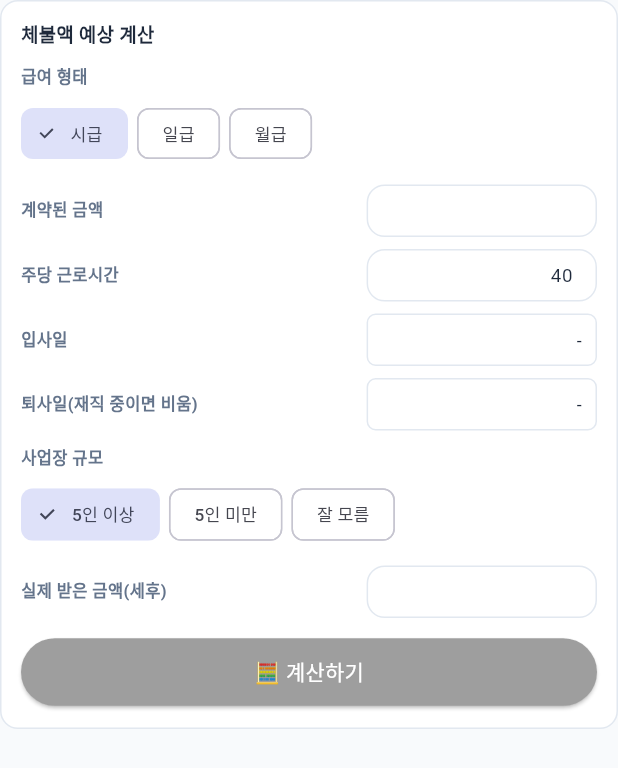
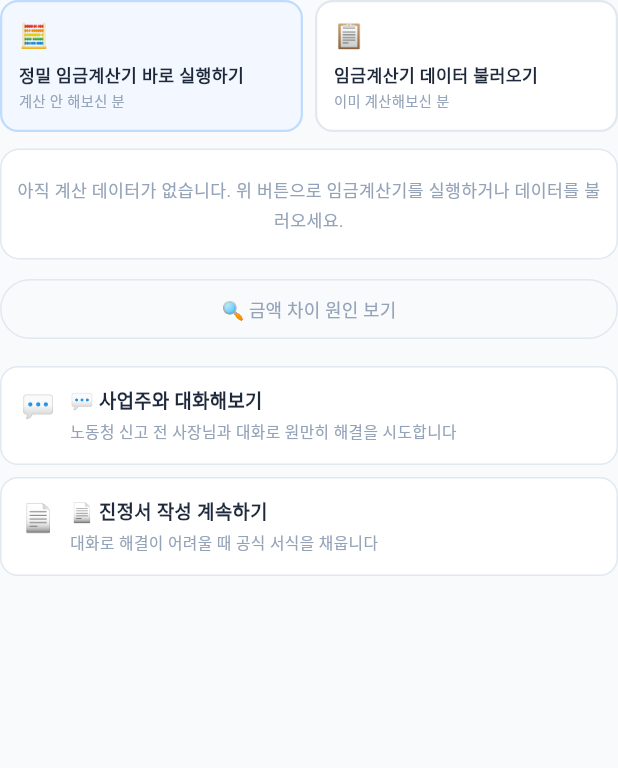
Before and after one commit to Google-Ajou-CapstoneDesign/Suwon_multiculturalism_v2, a Flutter app: the WageCalcSection widget shown alone on an empty page, opened directly with empty values, on a phone screen of 412 x 824 dp. Shown: the top 768 px of the screen. Run offline on Flutter 3.47's test engine with Material 3 defaults, Android fonts, the phone set to English and light mode, and no system bars; our stand-ins replace firebase_auth, firebase_core, flutter_markdown_plus, google_sign_in, pdf, printing; accounts and stored records are empty; network calls fail; statements that could not run were skipped.

Commit message:
feat: 임금체불 2단계 수정

```diff
--- a/frontend/lib/features/navigator_flow/screens/navigator_flow_screen.dart
+++ b/frontend/lib/features/navigator_flow/screens/navigator_flow_screen.dart
@@ -496,7 +496,6 @@ class _NavigatorFlowScreenState extends State<NavigatorFlowScreen> {
         WageCalcBlock() => WageCalcSection(
           scratch: _wageScratch,
           lang: lang,
-          accentColor: _accentColor,
           onAdvance: _next,
         ),
         // 임금 플로우에선 쓰이지 않는 블록.
--- a/frontend/lib/features/navigator_flow/widgets/wage_calc_section.dart
+++ b/frontend/lib/features/navigator_flow/widgets/wage_calc_section.dart
@@ -5,63 +5,52 @@ import '../../../common/widgets/rich_note.dart';
 import '../../../core/app_language.dart';
 import '../../../theme/app_colors.dart';
 import '../../wage_calculator/models/wage_diagnosis.dart';
+import '../../wage_calculator/screens/wage_calculator_screen.dart';
 import '../controllers/wage_calc_scratch_controller.dart';
 import '../models/flow_block.dart' show NoticeTone;
 import 'flow_content_blocks.dart' show NoticeBox;
 
-const _sectionTitle = L10nText(
-  ko: '체불액 예상 계산',
-  en: 'Estimate the unpaid amount',
-  zh: '预估欠薪金额',
-  vi: 'Ước tính số tiền bị nợ',
+const _calcRunTitle = L10nText(
+  ko: '정밀 임금계산기 바로 실행하기',
+  en: 'Run the precise calculator',
+  zh: '立即运行精密工资计算器',
+  vi: 'Chạy máy tính lương chính xác',
 );
-const _payTypeLabel = L10nText(
-  ko: '급여 형태',
-  en: 'Pay type',
-  zh: '薪资形式',
-  vi: 'Hình thức lương',
+const _calcRunSubtitle = L10nText(
+  ko: '계산 안 해보신 분',
+  en: "Haven't calculated yet",
+  zh: '尚未计算过',
+  vi: 'Nếu bạn chưa tính',
 );
-const _payLabel = L10nText(
-  ko: '계약된 금액',
-  en: 'Contracted amount',
-  zh: '约定金额',
-  vi: 'Số tiền theo hợp đồng',
+const _calcLoadTitle = L10nText(
+  ko: '임금계산기 데이터 불러오기',
+  en: 'Load calculator data',
+  zh: '导入工资计算器数据',
+  vi: 'Tải dữ liệu máy tính lương',
 );
-const _weekHoursLabel = L10nText(
-  ko: '주당 근로시간',
-  en: 'Weekly hours',
-  zh: '每周工作时长',
-  vi: 'Giờ làm mỗi tuần',
+const _calcLoadSubtitle = L10nText(
+  ko: '이미 계산해보신 분',
+  en: 'Already calculated',
+  zh: '已经计算过',
+  vi: 'Nếu bạn đã tính rồi',
 );
-const _hireDateLabel = L10nText(
-  ko: '입사일',
-  en: 'Hire date',
-  zh: '入职日',
-  vi: 'Ngày vào làm',
+const _calcAlreadyLoadedToast = L10nText(
+  ko: '이미 최신 계산 데이터를 사용 중입니다',
+  en: 'Already using your latest calculation',
+  zh: '已在使用最新的计算数据',
+  vi: 'Đang dùng dữ liệu tính toán mới nhất',
 );
-const _leaveDateLabel = L10nText(
-  ko: '퇴사일(재직 중이면 비움)',
-  en: 'Leave date (blank if still working)',
-  zh: '离职日（在职留空）',
-  vi: 'Ngày nghỉ (bỏ trống nếu còn làm)',
+const _calcNotYetAvailableToast = L10nText(
+  ko: '아직 계산한 데이터가 없습니다. 위 버튼으로 정밀 임금계산기를 먼저 실행해주세요.',
+  en: 'No calculation yet. Please run the precise calculator with the button above first.',
+  zh: '尚无计算数据，请先用上方按钮运行精密工资计算器。',
+  vi: 'Chưa có dữ liệu tính toán. Hãy chạy máy tính lương chính xác bằng nút bên trên trước.',
 );
-const _sizeLabel = L10nText(
-  ko: '사업장 규모',
-  en: 'Workplace size',
-  zh: '单位规模',
-  vi: 'Quy mô cơ sở',
-);
-const _receivedLabel = L10nText(
-  ko: '실제 받은 금액(세후)',
-  en: 'Amount actually received (after tax)',
-  zh: '实际到账金额（税后）',
-  vi: 'Số tiền thực nhận (sau thuế)',
-);
-const _calcButtonLabel = L10nText(
-  ko: '🧮 계산하기',
-  en: '🧮 Calculate',
-  zh: '🧮 计算',
-  vi: '🧮 Tính toán',
+const _reportEmptyText = L10nText(
+  ko: '아직 계산 데이터가 없습니다. 위 버튼으로 임금계산기를 실행하거나 데이터를 불러오세요.',
+  en: 'No calculation yet. Use the buttons above to run the calculator or load your data.',
+  zh: '尚无计算数据，请用上方按钮运行计算器或导入数据。',
+  vi: 'Chưa có dữ liệu tính toán. Hãy dùng nút bên trên để chạy máy tính hoặc tải dữ liệu.',
 );
 const _expectedLabel = L10nText(
   ko: '법정 예상 실수령액(세후)',
@@ -183,6 +172,12 @@ const _viewKoreanLabel = L10nText(
   zh: '🇰🇷 查看韩语版',
   vi: '🇰🇷 Xem bằng tiếng Hàn',
 );
+const _amtPlaceholder = L10nText(
+  ko: '(임금계산기로 먼저 확인해주세요)',
+  en: '(please check with the wage calculator first)',
+  zh: '（请先用工资计算器确认）',
+  vi: '(hãy kiểm tra bằng máy tính lương trước)',
+);
 const _dontSignTitle = L10nText(
   ko: '⚠ 돈을 받기 전에는 서명하지 마세요',
   en: '⚠ Do not sign anything before you are paid',
@@ -196,79 +191,55 @@ const _dontSignBody = L10nText(
   vi: "Tuyệt đối đừng ký 'thỏa thuận' hay 'đơn rút' trước khi tiền thực sự vào tài khoản.",
 );
 
-const _payTypeHourLabel = L10nText(
-  ko: '시급',
-  en: 'Hourly',
-  zh: '时薪',
-  vi: 'Theo giờ',
-);
-const _payTypeDayLabel = L10nText(
-  ko: '일급',
-  en: 'Daily',
-  zh: '日薪',
-  vi: 'Theo ngày',
-);
-const _payTypeMonthLabel = L10nText(
-  ko: '월급',
-  en: 'Monthly',
-  zh: '月薪',
-  vi: 'Theo tháng',
-);
-const _sizeOver5Label = L10nText(
-  ko: '5인 이상',
-  en: '5 or more',
-  zh: '5人以上',
-  vi: 'Từ 5 người',
-);
-const _sizeUnder5Label = L10nText(
-  ko: '5인 미만',
-  en: 'Under 5',
-  zh: '不足5人',
-  vi: 'Dưới 5 người',
-);
-const _sizeUnknownLabel = L10nText(
-  ko: '잘 모름',
-  en: 'Not sure',
-  zh: '不清楚',
-  vi: 'Không rõ',
-);
-
-class WageCalcSection extends StatefulWidget {
+/// 임금체불 내비게이터 2단계 "체불액을 확인하고 방법을 고르세요"의 본문.
+/// html_files/임금체불네비게이터_완성본.html의 blocks:[calcbtns, report,
+/// aireason, options2]를 그대로 옮겼다 — 계산 입력 자체는 이 화면에 없고,
+/// 이미 앱에 있는 정밀 5단계 계산기(WageCalculatorScreen)를 새 화면으로 열어
+/// 결과만 콜백으로 돌려받는다("이 화면과는 별개의 로컬 상태" 원칙 유지).
+class WageCalcSection extends StatelessWidget {
   const WageCalcSection({
     super.key,
     required this.scratch,
     required this.lang,
-    required this.accentColor,
     required this.onAdvance,
   });
 
   final WageCalcScratchController scratch;
   final AppLanguage lang;
-  final Color accentColor;
   final VoidCallback onAdvance;
 
-  @override
-  State<WageCalcSection> createState() => _WageCalcSectionState();
+  String _gapKind(WageCalcResult r) {
+    final gap = r.gapValue;
+    if (gap.abs() < 10000) return 'zero';
+    return gap > 0 ? 'pos' : 'neg';
   }
 
-class _WageCalcSectionState extends State<WageCalcSection> {
-  final _payController = TextEditingController();
-  final _weekHoursController = TextEditingController(text: '40');
-  final _receivedController = TextEditingController();
-
-  @override
-  void dispose() {
-    _payController.dispose();
-    _weekHoursController.dispose();
-    _receivedController.dispose();
-    super.dispose();
+  void _runPreciseCalculator(BuildContext context) {
+    Navigator.of(context).push(
+      MaterialPageRoute(
+        builder: (_) => WageCalculatorScreen(
+          onUseResult: (input) {
+            scratch.update((_) => input);
+            scratch.calculate();
+          },
+        ),
+      ),
+    );
   }
 
-  void _openAiReasonPopup() {
-    final lang = widget.lang;
-    final result = widget.scratch.result;
+  void _loadCalcData(BuildContext context) {
+    final message = scratch.loaded
+        ? _calcAlreadyLoadedToast.of(lang)
+        : _calcNotYetAvailableToast.of(lang);
+    ScaffoldMessenger.of(context).showSnackBar(
+      SnackBar(content: Text(message), duration: const Duration(seconds: 2)),
+    );
+  }
+
+  void _openAiReasonPopup(BuildContext context) {
+    final result = scratch.result;
     if (result == null) return;
-    final text = explainGap(widget.scratch.input, result, lang);
+    final text = explainGap(scratch.input, result, lang);
     showModalBottomSheet(
       context: context,
       backgroundColor: Colors.white,
@@ -314,12 +285,12 @@ class _WageCalcSectionState extends State<WageCalcSection> {
     );
   }
 
-  void _openMessageTemplate() {
-    final lang = widget.lang;
-    final result = widget.scratch.result;
-    final gapText = result != null
+  void _openMessageTemplate(BuildContext context) {
+    final result = scratch.result;
+    final hasAmt = result != null && _gapKind(result) == 'pos';
+    final gapText = hasAmt
         ? formatWon(result.gapValue.abs(), lang)
-        : '';
+        : _amtPlaceholder.of(lang);
     // 수신자(사장님)는 한국어 사용자이므로 기본 노출은 항상 한국어다 — 앱
     // 언어 설정과 무관하게. "내 언어로 보기"는 보내기 전 뜻을 확인하려는
     // 이용자 본인을 위한 토글일 뿐, 기본값을 바꾸지 않는다.
@@ -459,175 +430,61 @@ class _WageCalcSectionState extends State<WageCalcSection> {
 
   @override
   Widget build(BuildContext context) {
-    final lang = widget.lang;
-    final scratch = widget.scratch;
     return AnimatedBuilder(
       animation: scratch,
       builder: (context, _) {
         return Column(
           crossAxisAlignment: CrossAxisAlignment.start,
           children: [
-            Container(
-              padding: const EdgeInsets.all(13),
-              decoration: BoxDecoration(
-                color: Colors.white,
-                border: Border.all(color: AppColors.border),
-                borderRadius: BorderRadius.circular(12),
-              ),
-              child: Column(
-                crossAxisAlignment: CrossAxisAlignment.start,
+            Row(
               children: [
-                  Text(
-                    _sectionTitle.of(lang),
-                    style: const TextStyle(
-                      fontSize: 12.5,
-                      fontWeight: FontWeight.w800,
-                      color: AppColors.textPrimary,
+                Expanded(
+                  child: _CalcButton(
+                    icon: '🧮',
+                    title: _calcRunTitle.of(lang),
+                    subtitle: _calcRunSubtitle.of(lang),
+                    tone: _CalcButtonTone.primary,
+                    onTap: () => _runPreciseCalculator(context),
                   ),
                 ),
-                  const SizedBox(height: 10),
-                  _fieldLabel(_payTypeLabel.of(lang)),
-                  const SizedBox(height: 5),
-                  Wrap(
-                    spacing: 6,
-                    children: [
-                      _payTypeChip(PayType.hour, _payTypeHourLabel.of(lang)),
-                      _payTypeChip(PayType.day, _payTypeDayLabel.of(lang)),
-                      _payTypeChip(PayType.month, _payTypeMonthLabel.of(lang)),
-                    ],
-                  ),
-                  const SizedBox(height: 10),
-                  _numberField(_payLabel.of(lang), _payController, (v) {
-                    scratch.update(
-                      (c) => WageCalcInput(
-                        periodMode: c.periodMode,
-                        visa: c.visa,
-                        payType: c.payType,
-                        pay: double.tryParse(v) ?? 0,
-                        weekHours: c.weekHours,
-                        hireDate: c.hireDate,
-                        leaveDate: c.leaveDate,
-                        size: c.size,
-                        received: c.received,
-                      ),
-                    );
-                  }),
-                  const SizedBox(height: 8),
-                  _numberField(_weekHoursLabel.of(lang), _weekHoursController, (
-                    v,
-                  ) {
-                    scratch.update(
-                      (c) => WageCalcInput(
-                        periodMode: c.periodMode,
-                        visa: c.visa,
-                        payType: c.payType,
-                        pay: c.pay,
-                        weekHours: double.tryParse(v) ?? 40,
-                        hireDate: c.hireDate,
-                        leaveDate: c.leaveDate,
-                        size: c.size,
-                        received: c.received,
-                      ),
-                    );
-                  }),
-                  const SizedBox(height: 8),
-                  _dateField(_hireDateLabel.of(lang), scratch.input.hireDate, (
-                    d,
-                  ) {
-                    scratch.update(
-                      (c) => WageCalcInput(
-                        periodMode: c.periodMode,
-                        visa: c.visa,
-                        payType: c.payType,
-                        pay: c.pay,
-                        weekHours: c.weekHours,
-                        hireDate: d,
-                        leaveDate: c.leaveDate,
-                        size: c.size,
-                        received: c.received,
-                      ),
-                    );
-                  }),
-                  const SizedBox(height: 8),
-                  _dateField(
-                    _leaveDateLabel.of(lang),
-                    scratch.input.leaveDate,
-                    (d) {
-                      scratch.update(
-                        (c) => WageCalcInput(
-                          periodMode: c.periodMode,
-                          visa: c.visa,
-                          payType: c.payType,
-                          pay: c.pay,
-                          weekHours: c.weekHours,
-                          hireDate: c.hireDate,
-                          leaveDate: d,
-                          size: c.size,
-                          received: c.received,
-                        ),
-                      );
-                    },
-                  ),
-                  const SizedBox(height: 10),
-                  _fieldLabel(_sizeLabel.of(lang)),
-                  const SizedBox(height: 5),
-                  Wrap(
-                    spacing: 6,
-                    children: [
-                      _sizeChip(BizSize.over5, _sizeOver5Label.of(lang)),
-                      _sizeChip(BizSize.under5, _sizeUnder5Label.of(lang)),
-                      _sizeChip(BizSize.unknown, _sizeUnknownLabel.of(lang)),
-                    ],
-                  ),
-                  const SizedBox(height: 10),
-                  _numberField(_receivedLabel.of(lang), _receivedController, (
-                    v,
-                  ) {
-                    scratch.update(
-                      (c) => WageCalcInput(
-                        periodMode: c.periodMode,
-                        visa: c.visa,
-                        payType: c.payType,
-                        pay: c.pay,
-                        weekHours: c.weekHours,
-                        hireDate: c.hireDate,
-                        leaveDate: c.leaveDate,
-                        size: c.size,
-                        received: double.tryParse(v) ?? 0,
-                      ),
-                    );
-                  }),
-                  const SizedBox(height: 12),
-                  SizedBox(
-                    width: double.infinity,
-                    child: ElevatedButton(
-                      onPressed: scratch.calculate,
-                      style: ElevatedButton.styleFrom(
-                        backgroundColor: widget.accentColor,
-                        foregroundColor: Colors.white,
-                        padding: const EdgeInsets.symmetric(vertical: 12),
-                      ),
-                      child: Text(_calcButtonLabel.of(lang)),
+                const SizedBox(width: 8),
+                Expanded(
+                  child: _CalcButton(
+                    icon: '📋',
+                    title: _calcLoadTitle.of(lang),
+                    subtitle: _calcLoadSubtitle.of(lang),
+                    tone: scratch.loaded
+                        ? _CalcButtonTone.loaded
+                        : _CalcButtonTone.neutral,
+                    onTap: () => _loadCalcData(context),
                   ),
                 ),
               ],
             ),
-            ),
-            if (scratch.loaded) ...[
             const SizedBox(height: 11),
-              _buildReportCard(lang, scratch.result!),
+            if (scratch.loaded)
+              _buildReportCard(lang, scratch.result!)
+            else
+              _buildEmptyReportCard(),
             const SizedBox(height: 9),
             SizedBox(
               width: double.infinity,
               child: OutlinedButton(
-                  onPressed: _openAiReasonPopup,
+                onPressed: scratch.loaded
+                    ? () => _openAiReasonPopup(context)
+                    : null,
                 style: OutlinedButton.styleFrom(
                   foregroundColor: const Color(0xFF1E3A8A),
-                    side: const BorderSide(color: Color(0xFFC9DBFA)),
+                  disabledForegroundColor: AppColors.textMuted,
+                  side: BorderSide(
+                    color: scratch.loaded
+                        ? const Color(0xFFC9DBFA)
+                        : AppColors.border,
+                  ),
                   padding: const EdgeInsets.symmetric(vertical: 11),
                 ),
                 child: Text(
-                    (_gapKind(scratch.result!) == 'pos'
+                  (scratch.loaded && _gapKind(scratch.result!) == 'pos'
                           ? _aiReasonLabelPos
                           : _aiReasonLabelOther)
                       .of(lang),
@@ -640,30 +497,44 @@ class _WageCalcSectionState extends State<WageCalcSection> {
               icon: '💬',
               title: _talkOptionTitle.of(lang),
               subtitle: _talkOptionSubtitle.of(lang),
-                onTap: _openMessageTemplate,
+              onTap: () => _openMessageTemplate(context),
             ),
             const SizedBox(height: 8),
             _bigOption(
               icon: '📄',
               title: _fileOptionTitle.of(lang),
               subtitle: _fileOptionSubtitle.of(lang),
-                onTap: widget.onAdvance,
+              onTap: onAdvance,
             ),
-            ],
           ],
         );
       },
     );
   }
 
+  Widget _buildEmptyReportCard() {
+    return Container(
+      width: double.infinity,
+      padding: const EdgeInsets.symmetric(vertical: 16, horizontal: 10),
+      decoration: BoxDecoration(
+        color: Colors.white,
+        border: Border.all(color: AppColors.border),
+        borderRadius: BorderRadius.circular(13),
+      ),
+      child: Text(
+        _reportEmptyText.of(lang),
+        textAlign: TextAlign.center,
+        style: const TextStyle(
+          fontSize: 11.5,
+          color: AppColors.textMuted,
+          height: 1.7,
+        ),
+      ),
+    );
+  }
+
   /// 1만원 미만 차이는 반올림·계산 오차로 보고 일치("zero")로 처리한다.
   /// 실입금액이 계산값보다 많으면 체불이 아니라 계산 방식 차이("neg")다.
-  String _gapKind(WageCalcResult r) {
-    final gap = r.gapValue;
-    if (gap.abs() < 10000) return 'zero';
-    return gap > 0 ? 'pos' : 'neg';
-  }
-
   Widget _buildReportCard(AppLanguage lang, WageCalcResult r) {
     final gap = r.gapValue;
     final kind = _gapKind(r);
@@ -741,123 +612,6 @@ class _WageCalcSectionState extends State<WageCalcSection> {
     );
   }
 
-  Widget _fieldLabel(String text) => Text(
-    text,
-    style: const TextStyle(
-      fontSize: 11,
-      fontWeight: FontWeight.w700,
-      color: AppColors.textSecondary,
-    ),
-  );
-
-  Widget _numberField(
-    String label,
-    TextEditingController controller,
-    ValueChanged<String> onChanged,
-  ) {
-    return Row(
-      children: [
-        Expanded(flex: 3, child: _fieldLabel(label)),
-        Expanded(
-          flex: 2,
-          child: TextField(
-            controller: controller,
-            keyboardType: TextInputType.number,
-            textAlign: TextAlign.right,
-            style: const TextStyle(fontSize: 12.5),
-            decoration: const InputDecoration(
-              isDense: true,
-              contentPadding: EdgeInsets.symmetric(horizontal: 9, vertical: 8),
-            ),
-            onChanged: onChanged,
-          ),
-        ),
-      ],
-    );
-  }
-
-  Widget _dateField(
-    String label,
-    DateTime? value,
-    ValueChanged<DateTime> onPick,
-  ) {
-    return Row(
-      children: [
-        Expanded(flex: 3, child: _fieldLabel(label)),
-        Expanded(
-          flex: 2,
-          child: InkWell(
-            onTap: () async {
-              final picked = await showDatePicker(
-                context: context,
-                initialDate: value ?? DateTime.now(),
-                firstDate: DateTime(2000),
-                lastDate: DateTime(2100),
-              );
-              if (picked != null) onPick(picked);
-            },
-            child: Container(
-              padding: const EdgeInsets.symmetric(horizontal: 9, vertical: 8),
-              decoration: BoxDecoration(
-                border: Border.all(color: AppColors.border),
-                borderRadius: BorderRadius.circular(6),
-              ),
-              child: Text(
-                value == null
-                    ? '-'
-                    : '${value.year}.${value.month.toString().padLeft(2, '0')}.${value.day.toString().padLeft(2, '0')}',
-                style: const TextStyle(fontSize: 12),
-                textAlign: TextAlign.right,
-              ),
-            ),
-          ),
-        ),
-      ],
-    );
-  }
-
-  Widget _payTypeChip(PayType type, String label) {
-    final selected = widget.scratch.input.payType == type;
-    return ChoiceChip(
-      label: Text(label, style: const TextStyle(fontSize: 11.5)),
-      selected: selected,
-      onSelected: (_) => widget.scratch.update(
-        (c) => WageCalcInput(
-          periodMode: c.periodMode,
-          visa: c.visa,
-          payType: type,
-          pay: c.pay,
-          weekHours: c.weekHours,
-          hireDate: c.hireDate,
-          leaveDate: c.leaveDate,
-          size: c.size,
-          received: c.received,
-        ),
-      ),
-    );
-  }
-
-  Widget _sizeChip(BizSize size, String label) {
-    final selected = widget.scratch.input.size == size;
-    return ChoiceChip(
-      label: Text(label, style: const TextStyle(fontSize: 11.5)),
-      selected: selected,
-      onSelected: (_) => widget.scratch.update(
-        (c) => WageCalcInput(
-          periodMode: c.periodMode,
-          visa: c.visa,
-          payType: c.payType,
-          pay: c.pay,
-          weekHours: c.weekHours,
-          hireDate: c.hireDate,
-          leaveDate: c.leaveDate,
-          size: size,
-          received: c.received,
-        ),
-      ),
-    );
-  }
-
   Widget _bigOption({
     required String icon,
     required String title,
@@ -909,3 +663,76 @@ class _WageCalcSectionState extends State<WageCalcSection> {
     );
   }
 }
+
+enum _CalcButtonTone { primary, loaded, neutral }
+
+/// calcbtns 블록의 버튼 하나. 정밀 계산기 실행(파란 강조)과 데이터 불러오기
+/// (이미 불러왔으면 청록 강조)를 나란히 보여준다.
+class _CalcButton extends StatelessWidget {
+  const _CalcButton({
+    required this.icon,
+    required this.title,
+    required this.subtitle,
+    required this.tone,
+    required this.onTap,
+  });
+
+  final String icon;
+  final String title;
+  final String subtitle;
+  final _CalcButtonTone tone;
+  final VoidCallback onTap;
+
+  @override
+  Widget build(BuildContext context) {
+    final (bg, border) = switch (tone) {
+      _CalcButtonTone.primary => (
+        const Color(0xFFF3F7FF),
+        const Color(0xFFBFDBFE),
+      ),
+      _CalcButtonTone.loaded => (
+        const Color(0xFFEAF7F5),
+        const Color(0xFFB4E0D9),
+      ),
+      _CalcButtonTone.neutral => (Colors.white, AppColors.border),
+    };
+    return InkWell(
+      onTap: onTap,
+      borderRadius: BorderRadius.circular(12),
+      child: Container(
+        width: double.infinity,
+        padding: const EdgeInsets.all(11),
+        decoration: BoxDecoration(
+          color: bg,
+          border: Border.all(color: border, width: 1.5),
+          borderRadius: BorderRadius.circular(12),
+        ),
+        child: Column(
+          crossAxisAlignment: CrossAxisAlignment.start,
+          children: [
+            Text(icon, style: const TextStyle(fontSize: 16)),
+            const SizedBox(height: 6),
+            Text(
+              title,
+              style: const TextStyle(
+                fontSize: 11.5,
+                fontWeight: FontWeight.w800,
+                color: AppColors.textPrimary,
+                height: 1.35,
+              ),
+            ),
+            const SizedBox(height: 3),
+            Text(
+              subtitle,
+              style: const TextStyle(
+                fontSize: 9.5,
+                color: AppColors.textMuted,
+                height: 1.5,
+              ),
+            ),
+          ],
+        ),
+      ),
+    );
+  }
+}
--- a/frontend/lib/features/wage_calculator/screens/wage_calculator_screen.dart
+++ b/frontend/lib/features/wage_calculator/screens/wage_calculator_screen.dart
@@ -19,7 +19,13 @@ import '../widgets/wage_result_card.dart';
 /// 진정서 자동매핑·기관찾기 버튼은 실제 네비게이션으로 살려둔다(WageResultCard 참고).
 /// OCR(임금명세서 자동 인식)만 실제 이미지 인식 파이프라인이 없어 준비 중 안내로 남긴다.
 class WageCalculatorScreen extends StatefulWidget {
-  const WageCalculatorScreen({super.key});
+  const WageCalculatorScreen({super.key, this.onUseResult});
+
+  /// 임금체불 내비게이터 2단계에서 이 화면을 열었을 때만 전달된다. 있으면
+  /// 결과 화면의 "진정서에 내 기록 자동 매핑하기" 버튼이 새 내비게이터를
+  /// 여는 대신, 계산값을 콜백으로 돌려주고 이 화면만 닫아 원래 내비게이터
+  /// 단계로 되돌아간다(html_files 원본의 WAGE.fromNav 분기와 동일한 동작).
+  final ValueChanged<WageCalcInput>? onUseResult;
 
   @override
   State<WageCalculatorScreen> createState() => _WageCalculatorScreenState();
@@ -582,11 +588,16 @@ class _WageCalculatorScreenState extends State<WageCalculatorScreen> {
                       input: input,
                       result: result!,
                       language: lang,
-                      onOpenWageNavigator: () => Navigator.of(context).push(
-                        MaterialPageRoute(
-                          builder: (_) => const WageNavigatorScreen(),
-                        ),
-                      ),
+                      onOpenWageNavigator: widget.onUseResult != null
+                          ? () {
+                              widget.onUseResult!(input);
+                              Navigator.of(context).pop();
+                            }
+                          : () => Navigator.of(context).push(
+                              MaterialPageRoute(
+                                builder: (_) => const WageNavigatorScreen(),
+                              ),
+                            ),
                       onFindNearbyOrgs: () =>
                           ScaffoldMessenger.of(context).showSnackBar(
                             SnackBar(content: Text(_findOrgsSnack.of(lang))),
```
Lines whose indentation alone changed are shown as unchanged.
